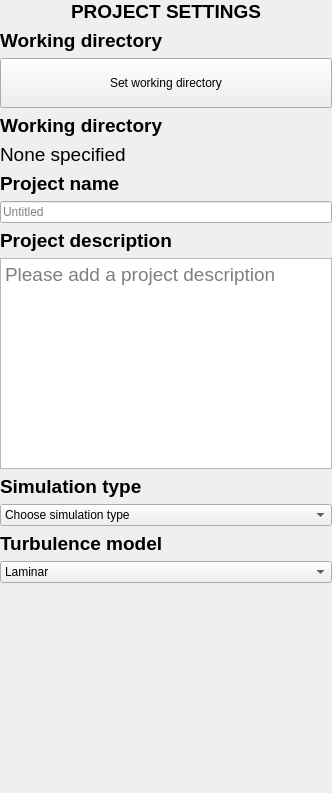
The window that HydroUQ/projectsettings.ui (NHERI-SimCenter/HydroUQ) describes before a commit, drawn with Qt 5.
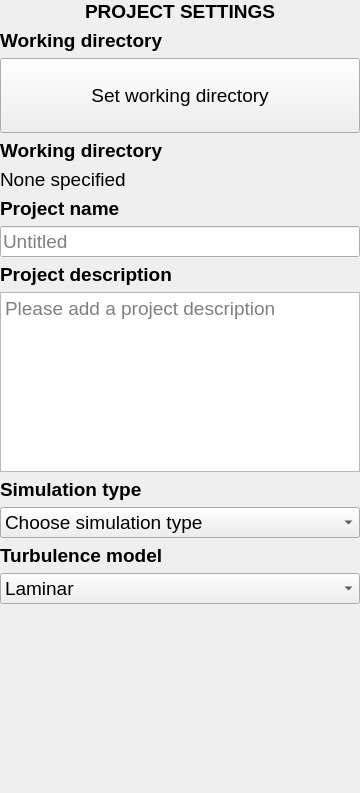
The same window after the commit.

Commit message: Added parametric building into it. Cleaning layouts and fonts

Diff of the .ui file:
```diff
--- a/HydroUQ/projectsettings.ui
+++ b/HydroUQ/projectsettings.ui
@@ -60,6 +60,11 @@
    </item>
    <item>
     <widget class="QPushButton" name="Btn_WDir">
+     <property name="font">
+      <font>
+       <pointsize>14</pointsize>
+      </font>
+     </property>
      <property name="toolTip">
       <string>Set the working directory where all files are stored</string>
      </property>
@@ -117,6 +122,11 @@
    </item>
    <item>
     <widget class="QLineEdit" name="Led_PName">
+     <property name="font">
+      <font>
+       <pointsize>14</pointsize>
+      </font>
+     </property>
      <property name="toolTip">
       <string>Provide a project name.</string>
      </property>
@@ -179,6 +189,11 @@
    </item>
    <item>
     <widget class="QComboBox" name="CmB_SimType">
+     <property name="font">
+      <font>
+       <pointsize>14</pointsize>
+      </font>
+     </property>
      <property name="toolTip">
       <string>Choose the type of simulation to be done</string>
      </property>
@@ -243,6 +258,11 @@
    </item>
    <item>
     <widget class="QComboBox" name="CmB_TurbModel">
+     <property name="font">
+      <font>
+       <pointsize>14</pointsize>
+      </font>
+     </property>
      <property name="toolTip">
       <string>Choose the turbulence model to be used</string>
      </property>
```
Left out of the diff: 2 changed lines with no effect on the pictures. The commit also changes 9 other files.
